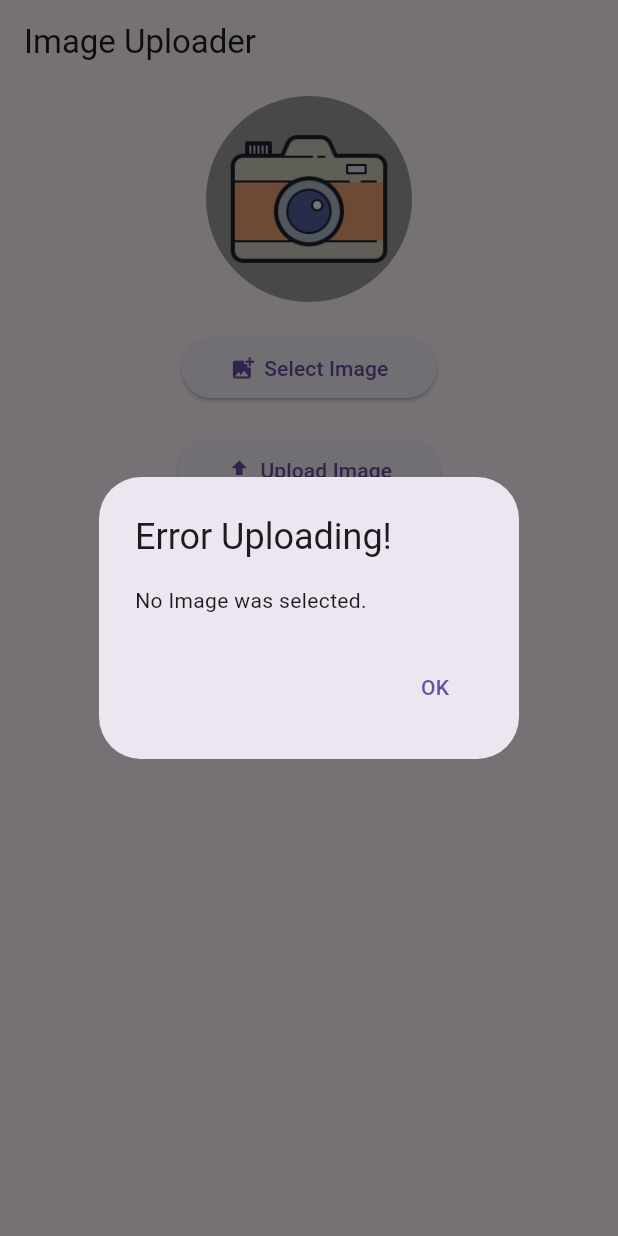
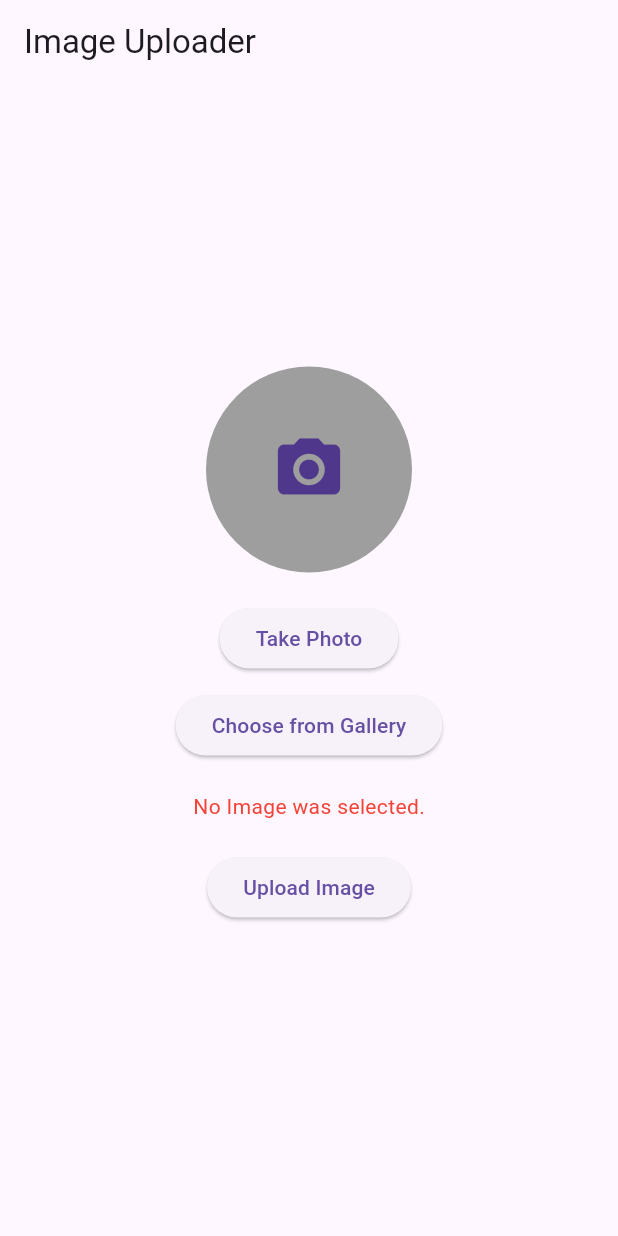
Before and after one commit to asm2212/pg, a Flutter app: the screen it shows after launch, after a tap on "Upload Image", on a phone screen of 412 x 824 dp. Run offline on Flutter 3.47's test engine with Material 3 defaults, Android fonts, the phone set to English and light mode, and no system bars; our stand-ins replace image_picker.

Commit message:
the can view uploaded image added

```diff
--- a/lib/main.dart
+++ b/lib/main.dart
@@ -32,6 +32,8 @@
   final ImagePicker _picker = ImagePicker();
   File? _image;
   bool _uploading = false;
+  String? _imageUrl;
+  String? _errorMessage;
 
   Future<void> _getImage(ImageSource source) async {
     final pickedFile = await _picker.pickImage(source: source, imageQuality: 50);
@@ -46,6 +48,7 @@
     if (imageConstraints(file)) {
       setState(() {
         _image = file;
+        _errorMessage = null; // Clear error message if any
       });
     }
   }
@@ -54,31 +57,74 @@
     final validExtensions = ['jpg', 'jpeg', 'bmp'];
 
     if (!validExtensions.contains(image.path.split('.').last.toLowerCase())) {
-      _showAlertDialog(
-        title: "Error Uploading!",
-        content: "Image format should be jpg/jpeg/bmp.",
-      );
+      setState(() {
+        _errorMessage = "Image format should be jpg/jpeg/bmp.";
+      });
       return false;
     }
 
     if (image.lengthSync() > 100000) {
-      _showAlertDialog(
-        title: "Error Uploading!",
-        content: "Image Size should be less than 100KB.",
-      );
+      setState(() {
+        _errorMessage = "Image Size should be less than 100KB.";
+      });
       return false;
     }
 
     return true;
   }
 
-  void _showAlertDialog({required String title, required String content}) {
+  Future<void> _uploadImage() async {
+    if (_image == null) {
+      setState(() {
+        _errorMessage = "No Image was selected.";
+      });
+      return;
+    }
+
+    setState(() {
+      _uploading = true;
+      _errorMessage = null; // Clear error message if any
+    });
+
+    try {
+      final response = await http.post(
+        Uri.parse('https://pcc.edu.pk/ws/file_upload.php'),
+        body: {
+          "image": base64Encode(await _image!.readAsBytes()),
+          "name": _image!.path.split('/').last,
+        },
+      );
+
+      if (response.statusCode == 200) {
+        final result = jsonDecode(response.body);
+        setState(() {
+          _imageUrl = result['imageUrl'];
+          _errorMessage = null; // Clear error message if any
+        });
+        _showSuccessDialog(result['message']);
+      } else {
+        setState(() {
+          _errorMessage = "Server Side Error.";
+        });
+      }
+    } catch (e) {
+      setState(() {
+        _errorMessage = "An error occurred: $e";
+      });
+    }
+
+    setState(() {
+      _uploading = false;
+    });
+  }
+
+  void _showSuccessDialog(String message) {
     showDialog(
       context: context,
       builder: (BuildContext context) {
         return AlertDialog(
-          title: Text(title),
-          content: Text(content),
+          title: Text("Image Sent!"),
+          content: Text(message),
           actions: <Widget>[
             TextButton(
               onPressed: () {
@@ -92,52 +138,6 @@
     );
   }
 
-  Future<void> _uploadImage() async {
-    if (_image == null) {
-      _showAlertDialog(
-        title: "Error Uploading!",
-        content: "No Image was selected.",
-      );
-      return;
-    }
-
-    setState(() {
-      _uploading = true;
-    });
-
-    try {
-      final response = await http.post(
-        Uri.parse('https://pcc.edu.pk/ws/file_upload.php'),
-        body: {
-          "image": base64Encode(await _image!.readAsBytes()),
-          "name": _image!.path.split('/').last,
-        },
-      );
-
-      if (response.statusCode == 200) {
-        final result = jsonDecode(response.body);
-        _showAlertDialog(
-          title: "Image Sent!",
-          content: result['message'],
-        );
-      } else {
-        _showAlertDialog(
-          title: "Error Uploading!",
-          content: "Server Side Error.",
-        );
-      }
-    } catch (e) {
-      _showAlertDialog(
-        title: "Error Uploading!",
-        content: "An error occurred: $e",
-      );
-    }
-
-    setState(() {
-      _uploading = false;
-    });
-  }
-
   @override
   Widget build(BuildContext context) {
     return Scaffold(
@@ -147,55 +147,52 @@
       body: Center(
         child: Padding(
           padding: const EdgeInsets.all(8.0),
-          child: _uploading
-              ? CircularProgressIndicator()
-              : Column(
-                  mainAxisAlignment: MainAxisAlignment.start,
-                  crossAxisAlignment: CrossAxisAlignment.center,
+          child: Column(
+            mainAxisAlignment: MainAxisAlignment.center,
             children: [
-                    GestureDetector(
-                      onTap: () {
-                        _getImage(ImageSource.camera);
-                      },
-                      child: CircleAvatar(
+              _image != null
+                  ? CircleAvatar(
                       radius: MediaQuery.of(context).size.width / 6,
                       backgroundColor: Colors.grey,
-                        backgroundImage: _image != null
-                            ? FileImage(_image!)
-                            : AssetImage('assets/camera_img.png') as ImageProvider,
-                      ),
+                      backgroundImage: FileImage(_image!),
+                    )
+                  : CircleAvatar(
+                      radius: MediaQuery.of(context).size.width / 6,
+                      backgroundColor: Colors.grey,
+                      child: Icon(Icons.camera_alt, size: 50),
                     ),
               SizedBox(height: 20),
               ElevatedButton(
                 onPressed: () {
-                        bottomPickerSheet(context, _getImage, _getImageFromGallery);
+                  _getImage(ImageSource.camera);
                 },
-                      child: Padding(
-                        padding: const EdgeInsets.all(8.0),
-                        child: Row(
-                          mainAxisSize: MainAxisSize.min,
-                          children: [
-                            Icon(Icons.add_photo_alternate),
-                            SizedBox(width: 5),
-                            Text('Select Image'),
-                          ],
+                child: Text('Take Photo'),
               ),
+              SizedBox(height: 10),
+              ElevatedButton(
+                onPressed: () {
+                  _getImage(ImageSource.gallery);
+                },
+                child: Text('Choose from Gallery'),
               ),
+              SizedBox(height: 20),
+              if (_errorMessage != null)
+                Text(
+                  _errorMessage!,
+                  style: TextStyle(color: Colors.red),
                 ),
               SizedBox(height: 20),
               ElevatedButton(
                 onPressed: _uploadImage,
-                      child: Padding(
-                        padding: const EdgeInsets.all(8.0),
-                        child: Row(
-                          mainAxisSize: MainAxisSize.min,
-                          children: [
-                            Icon(Icons.file_upload),
-                            SizedBox(width: 5),
-                            Text('Upload Image'),
-                          ],
+                child: _uploading
+                    ? CircularProgressIndicator()
+                    : Text('Upload Image'),
               ),
-                      ),
+              SizedBox(height: 20),
+              if (_imageUrl != null)
+                Image.network(
+                  _imageUrl!,
+                  height: 200,
                 ),
             ],
           ),
@@ -204,51 +201,3 @@
     );
   }
 }
-
-void bottomPickerSheet(BuildContext context, Function _imageFromCamera,
-    Function _imageFromGallery) {
-  showModalBottomSheet(
-      context: context,
-      builder: (BuildContext bc) {
-        return SafeArea(
-            child: Wrap(
-          children: [
-            ListTile(
-              leading: Icon(Icons.photo_camera),
-              title: Text('Camera'),
-              onTap: () {
-                _imageFromCamera();
-                Navigator.pop(context);
-              },
-            ),
-            ListTile(
-              leading: Icon(Icons.photo_library),
-              title: Text('Gallery'),
-              onTap: () {
-                _imageFromGallery();
-                Navigator.pop(context);
-              },
-            ),
-            ListTile(
-              leading: Icon(Icons.image),
-              title: Text('Local Machine'),
-              onTap: () {
-                // Implement selecting image from local machine
-                Navigator.pop(context);
-              },
-            ),
-          ],
-        ));
-      });
-}
-
-Future<void> _getImageFromGallery() async {
-  final pickedFile = await ImagePicker().pickImage(source: ImageSource.gallery, imageQuality: 50);
-  if (pickedFile == null) {
-    print('No image selected.');
-    return;
-  }
-
-  final File file = File(pickedFile.path);
-  // You can handle the picked image file here
-}
```
Lines whose indentation alone changed are shown as unchanged.
